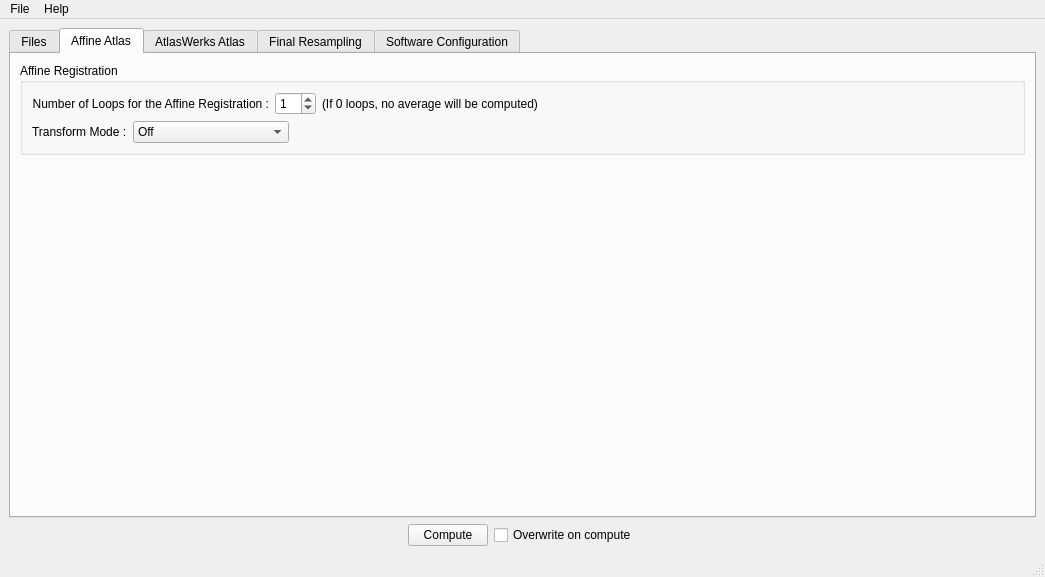
Before: the Qt Designer form GUIwindow.ui in adrienkaiser/DTIAtlasBuilder, drawn with Qt 5.
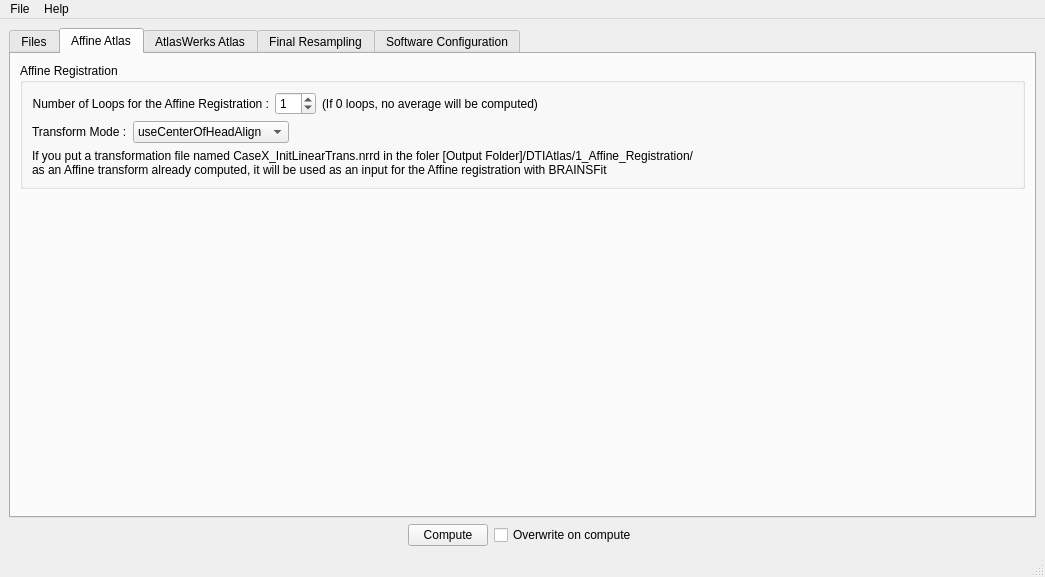
After: the same form once the commit is applied. The open tabs and pages were chosen to show the change.

Patch:
```diff
--- a/GUIwindow.ui
+++ b/GUIwindow.ui
@@ -292,6 +292,9 @@
                  <verstretch>0</verstretch>
                 </sizepolicy>
                </property>
+               <property name="currentIndex">
+                <number>2</number>
+               </property>
                <item>
                 <property name="text">
                  <string>Off</string>
@@ -329,6 +332,14 @@
              </item>
             </layout>
            </item>
+           <item>
+            <widget class="QLabel" name="label_21">
+             <property name="text">
+              <string>If you put a transformation file named CaseX_InitLinearTrans.nrrd in the foler [Output Folder]/DTIAtlas/1_Affine_Registration/
+as an Affine transform already computed, it will be used as an input for the Affine registration with BRAINSFit</string>
+             </property>
+            </widget>
+           </item>
           </layout>
          </widget>
         </item>
```
